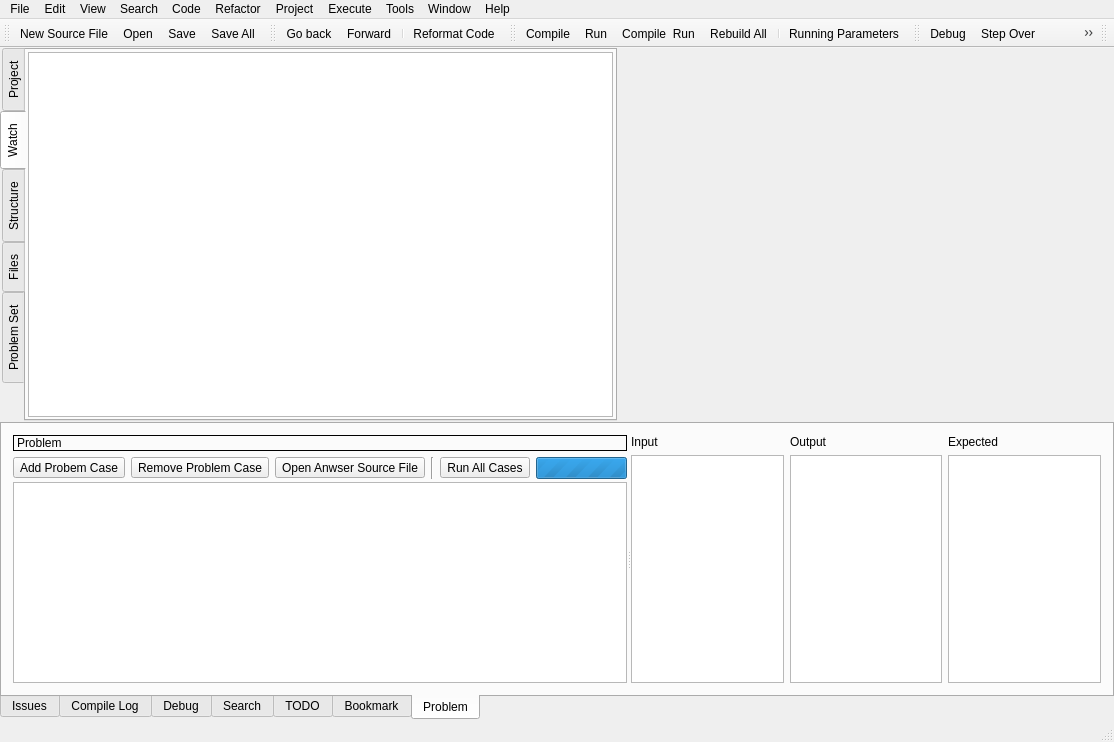
Qt form RedPandaIDE/mainwindow.ui (royqh1979/RedPanda-CPP) before a commit.
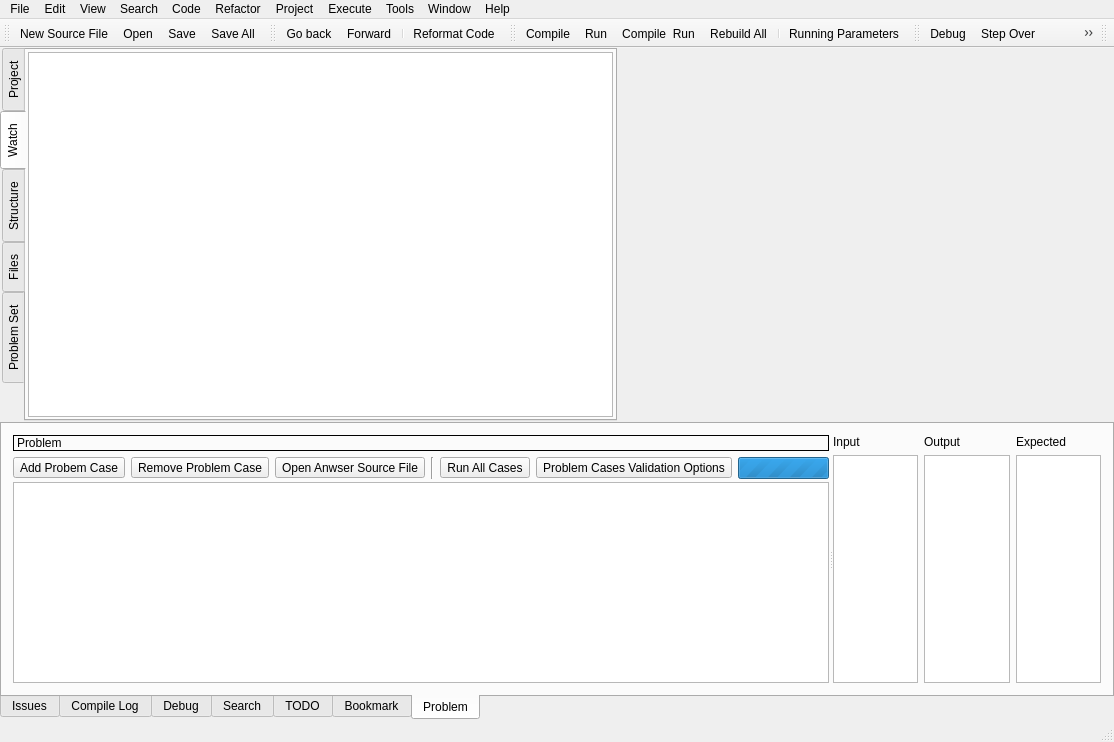
The same form after that commit. The open tabs and pages were chosen to show the change. Icons and pictures are not drawn. Custom widgets are drawn as their Qt base class.

Commit message: - enhancement: add option "ignore spaces when validating problem cases" to the "Executor"/"Problem Set" option tab.

```diff
--- a/RedPandaIDE/mainwindow.ui
+++ b/RedPandaIDE/mainwindow.ui
@@ -1258,6 +1258,17 @@
                   </property>
                  </widget>
                 </item>
+                <item>
+                 <widget class="QToolButton" name="btnCaseValidateOptions">
+                  <property name="text">
+                   <string>Problem Cases Validation Options</string>
+                  </property>
+                  <property name="icon">
+                   <iconset resource="icons.qrc">
+                    <normaloff>:/icons/images/newlook24/083-toolbar.png</normaloff>:/icons/images/newlook24/083-toolbar.png</iconset>
+                  </property>
+                 </widget>
+                </item>
                 <item>
                  <spacer name="horizontalSpacer_4">
                   <property name="orientation">
```
Left out of the diff: 4 changed lines with no effect on the pictures. The commit also changes 12 other files.
